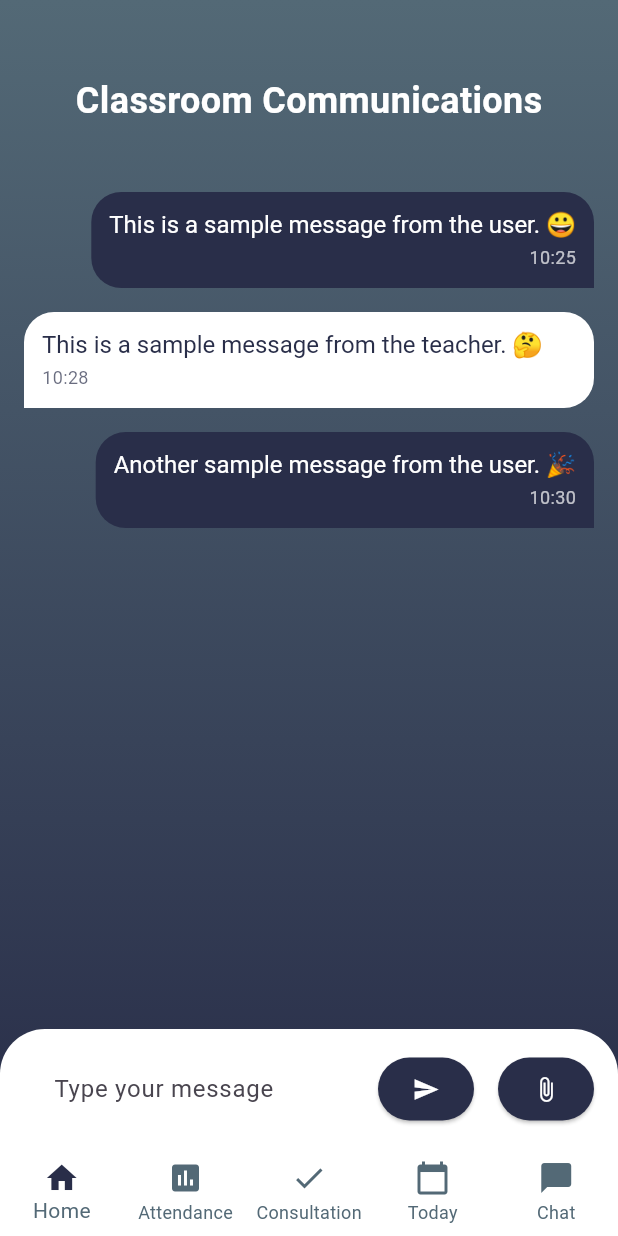
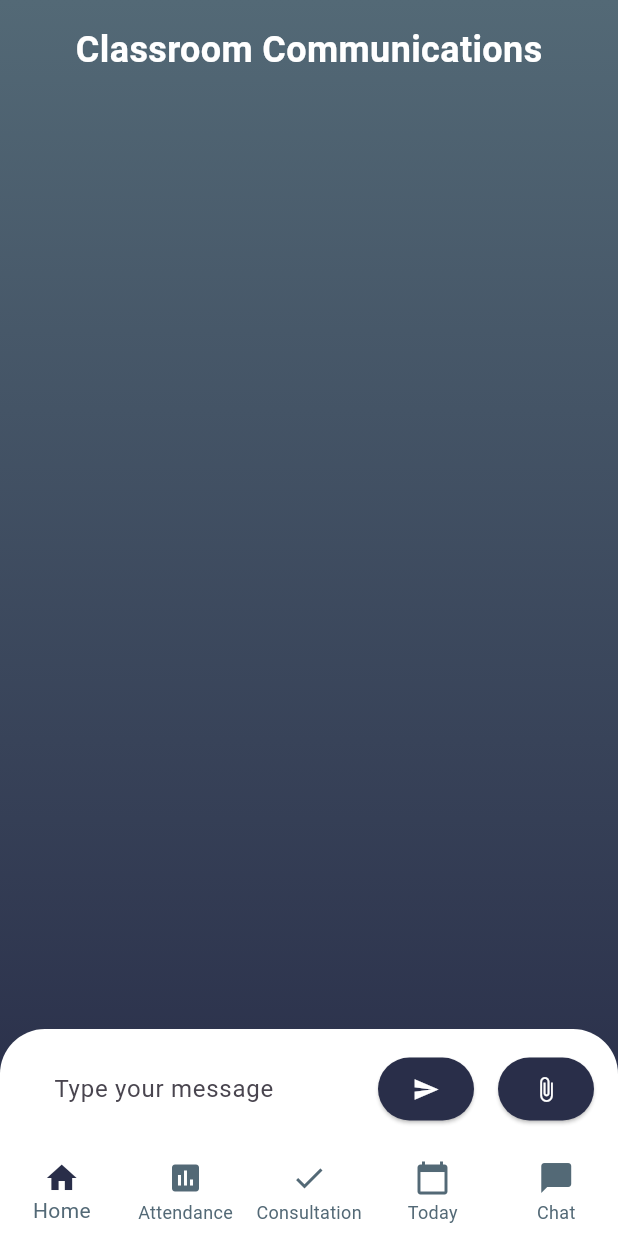
Before and after one commit to sein-pr/classrapp, a Flutter app: the AttendancePage screen opened directly, item 5 of the bottom bar chosen, after a tap on the "send" icon, on a phone screen of 412 x 824 dp. Run offline on Flutter 3.47's test engine with Material 3 defaults, Android fonts, the phone set to English and light mode, and no system bars; our stand-ins replace image_picker, parse_server_sdk_flutter.

```diff
--- a/lib/screens/attendance/attendance_screen.dart
+++ b/lib/screens/attendance/attendance_screen.dart
@@ -18,7 +18,7 @@ class _AttendancePageState extends State<AttendancePage> {
   Widget build(BuildContext context) {
     return Scaffold(
       backgroundColor: AppColors.primaryColor,
-      bottomNavigationBar: const BottomNavigationBarWidget(),
+      bottomNavigationBar: const BottomNavigationBarWidget(userName: 'YourUserName', idno: 'YourIdNo'),
       body: Padding(
         padding: const EdgeInsets.all(16.0),
         child: Column(
--- a/lib/screens/communication/chat_screen.dart
+++ b/lib/screens/communication/chat_screen.dart
@@ -1,10 +1,43 @@
 import 'package:flutter/material.dart';
+import 'package:image_picker/image_picker.dart' as image_picker;
+import 'dart:io';
 import '../../utils/app_colors.dart';
 import '../../widgets/bottom_navigation_bar.dart';
 import '../../widgets/chat_widget.dart';
 
-class ChatScreen extends StatelessWidget {
+class ChatScreen extends StatefulWidget {
   const ChatScreen({super.key});
+
+  @override
+  _ChatScreenState createState() => _ChatScreenState();
+}
+
+class _ChatScreenState extends State<ChatScreen> {
+  final TextEditingController _messageController = TextEditingController();
+  File? _attachment;
+  final _chatWidgetKey = GlobalKey<ChatWidgetState>();
+
+  void _sendMessage() {
+    if (_messageController.text.trim().isNotEmpty) {
+      _chatWidgetKey.currentState?.addMessage(
+        message: _messageController.text.trim(),
+        isFromUser: true,
+        attachment: _attachment,
+      );
+      _messageController.clear();
+      _attachment = null;
+    }
+  }
+
+  void _pickImage() async {
+    final pickedFile = await image_picker.ImagePicker()
+        .pickImage(source: image_picker.ImageSource.gallery);
+    if (pickedFile != null) {
+      setState(() {
+        _attachment = File(pickedFile.path);
+      });
+    }
+  }
 
   @override
   Widget build(BuildContext context) {
@@ -19,20 +52,28 @@ class ChatScreen extends StatelessWidget {
         ),
         child: Column(
           children: [
-            SizedBox(height: 50.0),
-            const Text(
-              'Classroom Communications',
-              style: TextStyle(
-                fontSize: 24.0,
-                fontWeight: FontWeight.bold,
-                color: Colors.white,
+            GestureDetector(
+              onTap: () {
+                // Navigate to classroom information screen
+              },
+              child: Padding(
+                padding: const EdgeInsets.symmetric(vertical: 16.0),
+                child: const Text(
+                  'Classroom Communications',
+                  style: TextStyle(
+                    fontSize: 24.0,
+                    fontWeight: FontWeight.bold,
+                    color: Colors.white,
+                  ),
+                ),
               ),
             ),
-            SizedBox(height: 20.0),
             Expanded(
               child: Padding(
                 padding: const EdgeInsets.all(16.0),
-                child: ChatWidget(),
+                child: ChatWidget(
+                  key: _chatWidgetKey,
+                ),
               ),
             ),
             Container(
@@ -49,6 +90,7 @@ class ChatScreen extends StatelessWidget {
                   children: [
                     Expanded(
                       child: TextField(
+                        controller: _messageController,
                         decoration: InputDecoration(
                           hintText: 'Type your message',
                           filled: true,
@@ -57,48 +99,44 @@ class ChatScreen extends StatelessWidget {
                             borderRadius: BorderRadius.circular(30.0),
                             borderSide: BorderSide.none,
                           ),
-                          contentPadding: EdgeInsets.symmetric(
+                          contentPadding: const EdgeInsets.symmetric(
                             vertical: 12.0,
                             horizontal: 16.0,
                           ),
                         ),
                       ),
                     ),
-                    SizedBox(width: 16.0),
+                    const SizedBox(width: 16.0),
                     ElevatedButton(
-                      onPressed: () {
-                        // Add your send message logic here
-                      },
+                      onPressed: _sendMessage,
                       style: ElevatedButton.styleFrom(
                         foregroundColor: Colors.white,
                         backgroundColor: AppColors.primaryColor,
                         shape: RoundedRectangleBorder(
                           borderRadius: BorderRadius.circular(30.0),
                         ),
-                        padding: EdgeInsets.symmetric(
+                        padding: const EdgeInsets.symmetric(
                           vertical: 12.0,
                           horizontal: 16.0,
                         ),
                       ),
-                      child: Icon(Icons.send),
+                      child: const Icon(Icons.send),
                     ),
-                    SizedBox(width: 16.0),
+                    const SizedBox(width: 16.0),
                     ElevatedButton(
-                      onPressed: () {
-                        // Add your image upload logic here
-                      },
+                      onPressed: _pickImage,
                       style: ElevatedButton.styleFrom(
                         foregroundColor: Colors.white,
                         backgroundColor: AppColors.primaryColor,
                         shape: RoundedRectangleBorder(
                           borderRadius: BorderRadius.circular(30.0),
                         ),
-                        padding: EdgeInsets.symmetric(
+                        padding: const EdgeInsets.symmetric(
                           vertical: 12.0,
                           horizontal: 16.0,
                         ),
                       ),
-                      child: Icon(Icons.attach_file),
+                      child: const Icon(Icons.attach_file),
                     ),
                   ],
                 ),
@@ -107,7 +145,7 @@ class ChatScreen extends StatelessWidget {
           ],
         ),
       ),
-      bottomNavigationBar: BottomNavigationBarWidget(),
+      bottomNavigationBar: BottomNavigationBarWidget(userName: 'YourUserName', idno: 'YourIdNo'),
     );
   }
 }
--- a/lib/screens/communication/consultation_booking_screen.dart
+++ b/lib/screens/communication/consultation_booking_screen.dart
@@ -19,7 +19,7 @@ class _ConsultationBookingScreenState extends State<ConsultationBookingScreen> {
   Widget build(BuildContext context) {
     return Scaffold(
       backgroundColor: AppColors.primaryColor,
-      bottomNavigationBar: BottomNavigationBarWidget(),
+      bottomNavigationBar: BottomNavigationBarWidget(userName: 'YourUserName', idno: 'YourIdNo'),
       body: SafeArea(
         child: Padding(
           padding: const EdgeInsets.all(20.0),
--- a/lib/screens/home/lecturer_home_screen.dart
+++ b/lib/screens/home/lecturer_home_screen.dart
@@ -16,7 +16,7 @@ class _HomeScreenLecturerState extends State<HomeScreenLecturer> {
   @override
   Widget build(BuildContext context) {
     return Scaffold(
-      bottomNavigationBar: BottomNavigationBarWidget(),
+      bottomNavigationBar: BottomNavigationBarWidget(userName: 'YourUserName', idno: 'YourIdNo'),
       body: Stack(
         children: [
           Container(
--- a/lib/screens/splash/splash.dart
+++ b/lib/screens/splash/splash.dart
@@ -49,7 +49,7 @@ class _SplashScreenState extends State<SplashScreen> {
               ),
             ),
             SizedBox(height: 32),
-            SplashLoadingIndicator(),
+            const SplashLoadingIndicator(),
           ],
         ),
       ),
--- a/lib/widgets/bottom_navigation_bar.dart
+++ b/lib/widgets/bottom_navigation_bar.dart
@@ -7,7 +7,10 @@ import '../screens/communication/consultation_booking_screen.dart';
 import '../screens/home/lecturer_home_screen.dart';
 
 class BottomNavigationBarWidget extends StatefulWidget {
-  const BottomNavigationBarWidget({super.key});
+  final String userName;
+  final String idno;
+
+  const BottomNavigationBarWidget({super.key, required this.userName, required this.idno});
 
   @override
   _BottomNavigationBarWidgetState createState() =>
@@ -23,7 +26,7 @@ class _BottomNavigationBarWidgetState extends State<BottomNavigationBarWidget> {
       elevation: 0,
       backgroundColor: Colors.white,
       unselectedItemColor: AppColors.primaryGradientColor[0],
-      selectedItemColor: Color(0xFF536976),
+      selectedItemColor: const Color(0xFF536976),
       selectedIconTheme: IconThemeData(color: AppColors.primaryColor),
       currentIndex: _selectedItemIndex,
       type: BottomNavigationBarType.fixed,
@@ -82,7 +85,7 @@ class _BottomNavigationBarWidgetState extends State<BottomNavigationBarWidget> {
       case 3:
         Navigator.push(
           context,
-          MaterialPageRoute(builder: (context) => const HomeScreen()),
+          MaterialPageRoute(builder: (context) => HomeScreen(userName: widget.userName, idno: widget.idno)),
         );
         break;
       case 4:
--- a/lib/widgets/chat_widget.dart
+++ b/lib/widgets/chat_widget.dart
@@ -1,43 +1,74 @@
 import 'package:flutter/material.dart';
 import 'package:flutter/services.dart';
+import 'dart:io';
 import '../../utils/app_colors.dart';
 
 class ChatMessage {
   final String message;
-  final DateTime timestamp;
+  final DateTime sentTimestamp;
   final bool isFromUser;
+  final File? attachment;
 
   ChatMessage({
     required this.message,
-    required this.timestamp,
+    required this.sentTimestamp,
     required this.isFromUser,
+    this.attachment,
   });
 }
 
-class ChatWidget extends StatelessWidget {
-  final List<ChatMessage> _messages = [
-    ChatMessage(
-      message: 'This is a sample message from the user. 😀',
-      timestamp: DateTime.now().subtract(Duration(minutes: 5)),
-      isFromUser: true,
-    ),
-    ChatMessage(
-      message: 'This is a sample message from the teacher. 🤔',
-      timestamp: DateTime.now().subtract(Duration(minutes: 2)),
-      isFromUser: false,
-    ),
-    ChatMessage(
-      message: 'Another sample message from the user. 🎉',
-      timestamp: DateTime.now(),
-      isFromUser: true,
-    ),
-  ];
+class ChatWidget extends StatefulWidget {
+  const ChatWidget({super.key});
+
+  @override
+  ChatWidgetState createState() => ChatWidgetState();
+
+  static void addMessage(
+    BuildContext context, {
+    required String message,
+    required bool isFromUser,
+    File? attachment,
+  }) {
+    ChatWidgetState? state = ChatWidgetState.of(context);
+    if (state != null) {
+      state.addMessage(
+        message: message,
+        isFromUser: isFromUser,
+        attachment: attachment,
+      );
+    }
+  }
+}
+
+class ChatWidgetState extends State<ChatWidget> {
+  static ChatWidgetState? of(BuildContext context) {
+    return context.findAncestorStateOfType<ChatWidgetState>();
+  }
+
+  final List<ChatMessage> _messages = [];
+
+  void addMessage({
+    required String message,
+    required bool isFromUser,
+    File? attachment,
+  }) {
+    setState(() {
+      _messages.add(
+        ChatMessage(
+          message: message,
+          sentTimestamp: DateTime.now(),
+          isFromUser: isFromUser,
+          attachment: attachment,
+        ),
+      );
+    });
+  }
 
   void _bubbleSort(List<ChatMessage> messages) {
     int n = messages.length;
     for (int i = 0; i < n - 1; i++) {
       for (int j = 0; j < n - i - 1; j++) {
-        if (messages[j].timestamp.isAfter(messages[j + 1].timestamp)) {
+        if (messages[j].sentTimestamp.isAfter(messages[j + 1].sentTimestamp)) {
           // Swap elements
           ChatMessage temp = messages[j];
           messages[j] = messages[j + 1];
@@ -112,10 +143,10 @@ class ChatWidget extends StatelessWidget {
                   child: Align(
                     alignment: Alignment.centerRight,
                     child: Container(
-                      padding: EdgeInsets.all(12.0),
+                      padding: const EdgeInsets.all(12.0),
                       decoration: BoxDecoration(
                         color: AppColors.primaryColor,
-                        borderRadius: BorderRadius.only(
+                        borderRadius: const BorderRadius.only(
                           topLeft: Radius.circular(20.0),
                           topRight: Radius.circular(20.0),
                           bottomLeft: Radius.circular(20.0),
@@ -129,9 +160,22 @@ class ChatWidget extends StatelessWidget {
                               children: messageTextSpans,
                             ),
                           ),
-                          SizedBox(height: 4.0),
+                          if (message.attachment != null)
+                            Padding(
+                              padding: const EdgeInsets.only(top: 8.0),
+                              child: ClipRRect(
+                                borderRadius: BorderRadius.circular(12.0),
+                                child: Image.file(
+                                  message.attachment!,
+                                  width: 150.0,
+                                  height: 100.0,
+                                  fit: BoxFit.cover,
+                                ),
+                              ),
+                            ),
+                          const SizedBox(height: 4.0),
                           Text(
-                            '${message.timestamp.hour}:${message.timestamp.minute}',
+                            '${message.sentTimestamp.hour}:${message.sentTimestamp.minute}',
                             style: timeTextStyle,
                           ),
                         ],
@@ -142,10 +186,10 @@ class ChatWidget extends StatelessWidget {
               if (!message.isFromUser)
                 Expanded(
                   child: Container(
-                    padding: EdgeInsets.all(12.0),
+                    padding: const EdgeInsets.all(12.0),
                     decoration: BoxDecoration(
                       color: Colors.white,
-                      borderRadius: BorderRadius.only(
+                      borderRadius: const BorderRadius.only(
                         topLeft: Radius.circular(20.0),
                         topRight: Radius.circular(20.0),
                         bottomRight: Radius.circular(20.0),
@@ -159,9 +203,22 @@ class ChatWidget extends StatelessWidget {
                             children: messageTextSpans,
                           ),
                         ),
-                        SizedBox(height: 4.0),
+                        if (message.attachment != null)
+                          Padding(
+                            padding: const EdgeInsets.only(top: 8.0),
+                            child: ClipRRect(
+                              borderRadius: BorderRadius.circular(12.0),
+                              child: Image.file(
+                                message.attachment!,
+                                width: 150.0,
+                                height: 100.0,
+                                fit: BoxFit.cover,
+                              ),
+                            ),
+                          ),
+                        const SizedBox(height: 4.0),
                         Text(
-                          '${message.timestamp.hour}:${message.timestamp.minute}',
+                          '${message.sentTimestamp.hour}:${message.sentTimestamp.minute}',
                           style: timeTextStyle,
                         ),
                       ],
--- a/pubspec.yaml
+++ b/pubspec.yaml
@@ -38,6 +38,7 @@ dependencies:
   flutter_native_splash: ^2.4.0
   animated_splash_screen: ^1.3.0
   parse_server_sdk_flutter: ^7.0.1
+  image_picker: ^1.1.1
 
 
 dev_dependencies:
```
Also changed, not shown: lib/main.dart (+7 -13 lines), lib/screens/auth/login_screen.dart (+40 -15 lines), lib/screens/home/home_screen.dart (+21 -45 lines), pubspec.lock, 6 other files.
